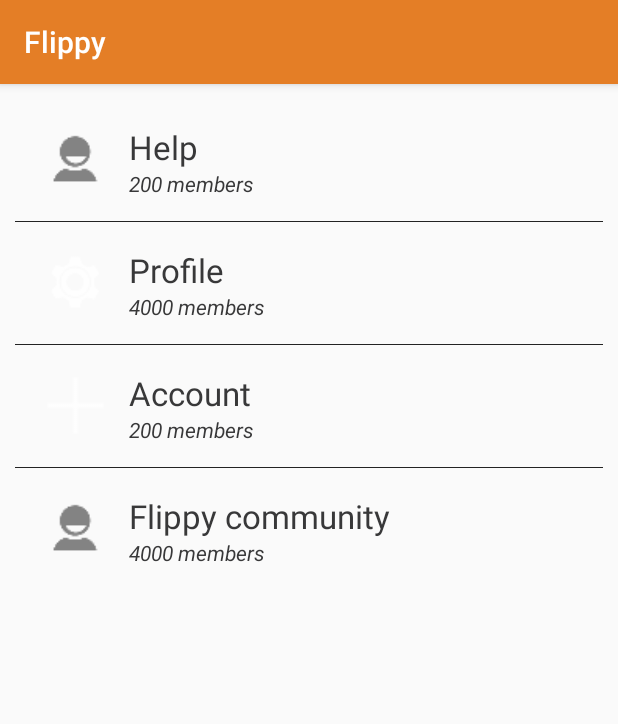
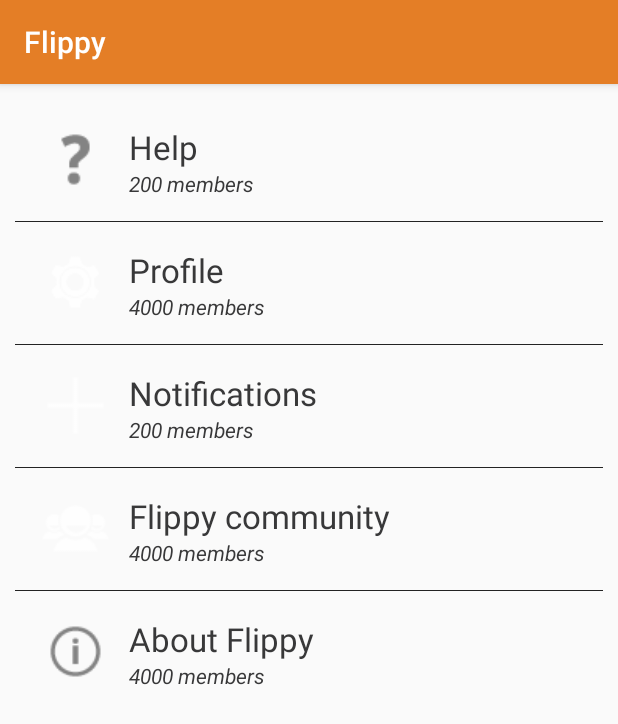
Before and after one commit to jessejohnson/flippy, an Android app: the fragment FragmentSettings shown on its own in the app's theme, on a phone screen of 412 x 824 dp. Shown: the top 724 px of the screen. Run offline under Robolectric (Android 15) with nearby library versions, the phone set to English and light mode, and no system bars.

Commit message:
Added the about icon to the settings fragment

```diff
--- a/Flippy/app/src/main/java/com/jojo/flippy/core/FragmentSettings.java
+++ b/Flippy/app/src/main/java/com/jojo/flippy/core/FragmentSettings.java
@@ -11,9 +11,6 @@ import android.widget.ListView;
 import android.widget.Switch;
 import android.widget.TextView;
 import android.widget.Toast;
-
-import com.jojo.flippy.adapter.ChannelItem;
-import com.jojo.flippy.adapter.CustomChannel;
 import com.jojo.flippy.adapter.SettingsAdapter;
 import com.jojo.flippy.adapter.SettingsItem;
 import com.jojo.flippy.app.R;
@@ -44,14 +41,16 @@ public class FragmentSettings extends Fragment {
 
         //Loading the list with a dummy data
         SettingsItems = new ArrayList<SettingsItem>();
-        SettingsItem settingHelp = new SettingsItem(R.drawable.ic_action_person, getResources().getString(R.string.settings_help), "200 members");
+        SettingsItem settingHelp = new SettingsItem(R.drawable.ic_action_help, getResources().getString(R.string.settings_help), "200 members");
         SettingsItem settingProfile = new SettingsItem(R.drawable.ic_action_settings, getResources().getString(R.string.settings_profile), "4000 members");
-        SettingsItem settingNotifications = new SettingsItem(R.drawable.ic_action_new, getResources().getString(R.string.settings_account), "200 members");
-        SettingsItem settingCommunity = new SettingsItem(R.drawable.ic_action_person, getResources().getString(R.string.settings_accessibility), "4000 members");
+        SettingsItem settingNotifications = new SettingsItem(R.drawable.ic_action_new, getResources().getString(R.string.settings_notifications), "200 members");
+        SettingsItem settingCommunity = new SettingsItem(R.drawable.ic_action_group, getResources().getString(R.string.settings_accessibility), "4000 members");
+        SettingsItem settingAbout = new SettingsItem(R.drawable.ic_action_about, getResources().getString(R.string.settings_about), "4000 members");
         SettingsItems.add(settingHelp);
         SettingsItems.add(settingProfile);
         SettingsItems.add(settingNotifications);
         SettingsItems.add(settingCommunity);
+        SettingsItems.add(settingAbout);
 
 
         listViewSettings = (ListView)view.findViewById(R.id.listViewSettings);
--- a/Flippy/app/src/main/res/values/strings.xml
+++ b/Flippy/app/src/main/res/values/strings.xml
@@ -133,6 +133,7 @@
     <string name="settings_account">Account</string>
     <string name="settings_notifications">Notifications</string>
     <string name="settings_accessibility">Flippy community</string>
+    <string name="settings_about">About Flippy</string>
 
 
 </resources>
```
Also changed, not shown: Flippy/app/src/main/res/drawable-hdpi/ic_action_about.png (added), Flippy/app/src/main/res/drawable-hdpi/ic_action_help.png (added), Flippy/app/src/main/res/drawable-mdpi/ic_action_about.png (added), Flippy/app/src/main/res/drawable-mdpi/ic_action_help.png (added), Flippy/app/src/main/res/drawable-xhdpi/ic_action_about.png (added), Flippy/app/src/main/res/drawable-xhdpi/ic_action_help.png (added), Flippy/app/src/main/res/drawable-xxhdpi/ic_action_about.png (added), Flippy/app/src/main/res/drawable-xxhdpi/ic_action_help.png (added), 1 other file.
